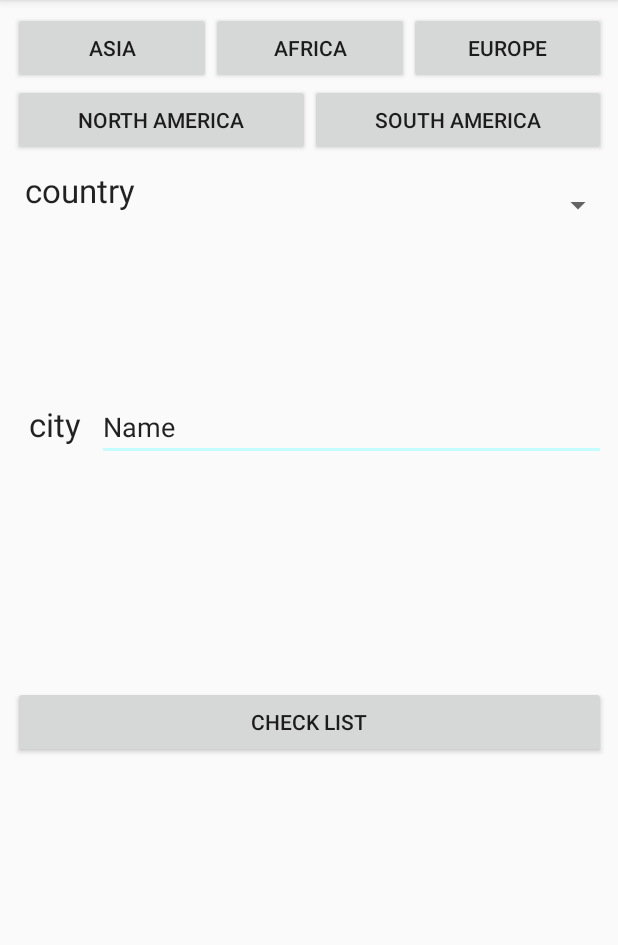
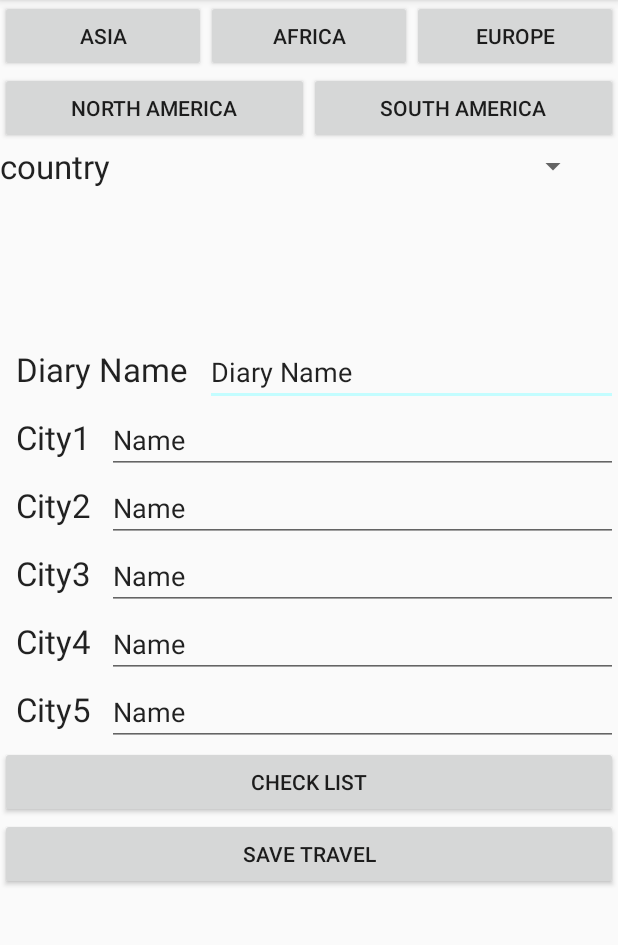
Before and after one commit to shethsukhada/Globetrotter-1, an Android app: the AddNewTravelActivity screen opened directly, with no data from a screen before it, on a phone screen of 412 x 824 dp, the part 84-1029 px from its top. Run offline under Robolectric (Android 15) with nearby library versions, the phone set to English and light mode, and no system bars; our stand-ins replace Firebase (no records; nobody signed in at launch, a user with empty details on screens opened directly).

Commit message:
synching up

```diff
--- a/app/src/main/java/com/example/globetrotter/AddNewTravelActivity.java
+++ b/app/src/main/java/com/example/globetrotter/AddNewTravelActivity.java
@@ -8,17 +8,21 @@ import android.os.Bundle;
 import android.view.View;
 import android.widget.AdapterView;
 import android.widget.ArrayAdapter;
+import android.widget.EditText;
 import android.widget.Spinner;
 import android.widget.Toast;
 
+import com.google.android.material.textfield.TextInputEditText;
 import com.google.firebase.FirebaseApp;
 import com.google.firebase.database.DatabaseReference;
 import com.google.firebase.database.FirebaseDatabase;
 
 public class AddNewTravelActivity extends AppCompatActivity implements View.OnClickListener {
 
-    FirebaseApp mApp;
+    FirebaseApp Globetrotter;
     FirebaseDatabase mDatabase;
+    EditText u_city;
+    String u_country;
 
     @Override
     protected void onCreate(Bundle savedInstanceState) {
@@ -31,7 +35,7 @@ public class AddNewTravelActivity extends AppCompatActivity implements View.OnCl
         findViewById(R.id.northAmerica).setOnClickListener(this);
         findViewById(R.id.southAmerica).setOnClickListener(this);
         findViewById(R.id.europe).setOnClickListener(this);
-
+        findViewById(R.id.saveTravel).setOnClickListener(this);
         addListenerOnSpinnerItemSelection();
 
     }
@@ -39,6 +43,16 @@ public class AddNewTravelActivity extends AppCompatActivity implements View.OnCl
     public void clickList(View view) {
         Intent intent = new Intent(this, checkListActivity.class);
         startActivity(intent);
+    }
+
+    public void saveTravel(){
+        u_country =  CustomOnItemSelectedListener.g_city;
+        u_city = findViewById(R.id.city1);
+        String city = u_city.getText().toString();
+        Toast.makeText(AddNewTravelActivity.this, u_country + city,
+                Toast.LENGTH_SHORT).show();
+
+
     }
 
     @Override
@@ -69,6 +83,10 @@ public class AddNewTravelActivity extends AppCompatActivity implements View.OnCl
             adapter = ArrayAdapter.createFromResource(this,
                     R.array.africa_array, android.R.layout.simple_spinner_item);
         }
+        else if (i == R.id.saveTravel) {
+            saveTravel();
+
+        }
 
         // Specify the layout to use when the list of choices appears
         adapter.setDropDownViewResource(android.R.layout.simple_spinner_dropdown_item);
--- a/app/src/main/java/com/example/globetrotter/CustomOnItemSelectedListener.java
+++ b/app/src/main/java/com/example/globetrotter/CustomOnItemSelectedListener.java
@@ -8,11 +8,12 @@ import android.widget.Toast;
 
 
 public class CustomOnItemSelectedListener implements OnItemSelectedListener {
-
+public static String g_city;
     public void onItemSelected(AdapterView<?> parent, View view, int pos,long id) {
-        Toast.makeText(parent.getContext(),
-                "OnItemSelectedListener : " + parent.getItemAtPosition(pos).toString(),
-                Toast.LENGTH_SHORT).show();
+        //Toast.makeText(parent.getContext(),
+        //        "OnItemSelectedListener : " + parent.getItemAtPosition(pos).toString(),
+         //       Toast.LENGTH_SHORT).show();
+        g_city =  parent.getItemAtPosition(pos).toString();
     }
 
     @Override
--- a/app/src/main/res/layout/activity_add_new_travel.xml
+++ b/app/src/main/res/layout/activity_add_new_travel.xml
@@ -6,16 +6,13 @@
     android:layout_height="match_parent"
     tools:context=".AddNewTravelActivity">
 
+
     <LinearLayout
-        android:layout_width="395dp"
-        android:layout_height="715dp"
-        android:layout_marginStart="8dp"
-        android:layout_marginTop="8dp"
-        android:layout_marginEnd="8dp"
-        android:orientation="vertical"
-        app:layout_constraintEnd_toEndOf="parent"
-        app:layout_constraintStart_toStartOf="parent"
-        app:layout_constraintTop_toTopOf="parent">
+        android:id="@+id/linearLayout"
+        android:layout_width="match_parent"
+        android:layout_height="match_parent"
+        android:orientation="vertical">
+
 
         <LinearLayout
             android:layout_width="match_parent"
@@ -26,28 +23,32 @@
                 android:id="@+id/asia"
                 android:layout_width="match_parent"
                 android:layout_height="wrap_content"
-                android:layout_weight="3"
                 android:layout_alignParentEnd="true"
                 android:layout_alignParentRight="true"
+                android:layout_weight="3"
                 android:text="@string/asai" />
+
             <Button
                 android:id="@+id/africa"
                 android:layout_width="match_parent"
-                android:layout_weight="3"
                 android:layout_height="wrap_content"
                 android:layout_alignParentEnd="true"
                 android:layout_alignParentRight="true"
+                android:layout_weight="3"
                 android:text="@string/africa" />
+
             <Button
                 android:id="@+id/europe"
                 android:layout_width="match_parent"
-                android:layout_weight="3"
                 android:layout_height="wrap_content"
                 android:layout_alignParentEnd="true"
                 android:layout_alignParentRight="true"
+                android:layout_weight="3"
                 android:text="@string/europe" />
         </LinearLayout>
+
         <LinearLayout
+            android:id="@+id/linearLayout3"
             android:layout_width="match_parent"
             android:layout_height="wrap_content"
             android:orientation="horizontal">
@@ -56,31 +57,25 @@
                 android:id="@+id/northAmerica"
                 android:layout_width="match_parent"
                 android:layout_height="wrap_content"
-                android:layout_weight="2"
                 android:layout_alignParentEnd="true"
                 android:layout_alignParentRight="true"
+                android:layout_weight="2"
                 android:text="@string/northAmeria" />
+
             <Button
                 android:id="@+id/southAmerica"
                 android:layout_width="match_parent"
                 android:layout_height="wrap_content"
-                android:layout_weight="2"
                 android:layout_alignParentEnd="true"
                 android:layout_alignParentRight="true"
+                android:layout_weight="2"
                 android:text="@string/southAmeria" />
         </LinearLayout>
 
-
         <LinearLayout
+            android:id="@+id/linearLayout2"
             android:layout_width="match_parent"
-            android:layout_height="50dp"
-            android:layout_marginStart="8dp"
-            android:layout_marginTop="8dp"
-            android:layout_marginEnd="8dp"
-            android:orientation="horizontal"
-            app:layout_constraintEnd_toEndOf="parent"
-            app:layout_constraintStart_toStartOf="parent"
-            app:layout_constraintTop_toTopOf="parent">
+            android:layout_height="wrap_content">
 
             <TextView
                 android:id="@+id/textView3"
@@ -95,11 +90,36 @@
                 android:layout_height="match_parent" />
         </LinearLayout>
 
+
         <FrameLayout
+            android:id="@+id/frameLayout"
             android:layout_width="match_parent"
             android:layout_height="100dp">
 
+
         </FrameLayout>
+        <LinearLayout
+            android:layout_width="match_parent"
+            android:layout_height="wrap_content"
+            android:orientation="horizontal">
+
+            <TextView
+                android:layout_width="wrap_content"
+                android:layout_height="wrap_content"
+                android:text="  Diary Name  "
+                android:textAppearance="@style/TextAppearance.AppCompat.Large" />
+
+            <EditText
+                android:id="@+id/diaryName"
+                android:layout_width="wrap_content"
+                android:layout_height="wrap_content"
+                android:layout_weight="1"
+                android:ems="10"
+                android:inputType="textPersonName"
+                android:text="Diary Name" />
+
+        </LinearLayout>
+
 
         <LinearLayout
             android:layout_width="match_parent"
@@ -109,11 +129,11 @@
             <TextView
                 android:layout_width="wrap_content"
                 android:layout_height="wrap_content"
-                android:text="  city  "
+                android:text="  City1  "
                 android:textAppearance="@style/TextAppearance.AppCompat.Large" />
 
             <EditText
-                android:id="@+id/editText3"
+                android:id="@+id/city1"
                 android:layout_width="wrap_content"
                 android:layout_height="wrap_content"
                 android:layout_weight="1"
@@ -123,18 +143,114 @@
 
         </LinearLayout>
 
-        <FrameLayout
+
+        <LinearLayout
             android:layout_width="match_parent"
-            android:layout_height="150dp">
+            android:layout_height="wrap_content"
+            android:orientation="horizontal">
 
-        </FrameLayout>
+            <TextView
+                android:layout_width="wrap_content"
+                android:layout_height="wrap_content"
+                android:text="  City2  "
+                android:textAppearance="@style/TextAppearance.AppCompat.Large" />
+
+            <EditText
+                android:id="@+id/city2"
+                android:layout_width="wrap_content"
+                android:layout_height="wrap_content"
+                android:layout_weight="1"
+                android:ems="10"
+                android:inputType="textPersonName"
+                android:text="Name" />
+        </LinearLayout>
+
+        <LinearLayout
+            android:layout_width="match_parent"
+            android:layout_height="wrap_content"
+            android:orientation="horizontal">
+
+            <TextView
+                android:layout_width="wrap_content"
+                android:layout_height="wrap_content"
+                android:text="  City3  "
+                android:textAppearance="@style/TextAppearance.AppCompat.Large" />
+
+            <EditText
+                android:id="@+id/city3"
+                android:layout_width="wrap_content"
+                android:layout_height="wrap_content"
+                android:layout_weight="1"
+                android:ems="10"
+                android:inputType="textPersonName"
+                android:text="Name" />
+
+        </LinearLayout>
+
+        <LinearLayout
+            android:layout_width="match_parent"
+            android:layout_height="wrap_content"
+            android:orientation="horizontal">
+
+            <TextView
+                android:layout_width="wrap_content"
+                android:layout_height="wrap_content"
+                android:text="  City4  "
+                android:textAppearance="@style/TextAppearance.AppCompat.Large" />
+
+            <EditText
+                android:id="@+id/city4"
+                android:layout_width="wrap_content"
+                android:layout_height="wrap_content"
+                android:layout_weight="1"
+                android:ems="10"
+                android:inputType="textPersonName"
+                android:text="Name" />
+        </LinearLayout>
+
+        <LinearLayout
+            android:layout_width="match_parent"
+            android:layout_height="wrap_content"
+            android:orientation="horizontal">
+
+            <TextView
+                android:layout_width="wrap_content"
+                android:layout_height="wrap_content"
+                android:text="  City5  "
+                android:textAppearance="@style/TextAppearance.AppCompat.Large" />
+
+            <EditText
+                android:id="@+id/city5"
+                android:layout_width="wrap_content"
+                android:layout_height="wrap_content"
+                android:layout_weight="1"
+                android:ems="10"
+                android:inputType="textPersonName"
+                android:text="Name" />
+        </LinearLayout>
+
+    <LinearLayout
+        android:id="@+id/linearLayout4"
+        android:layout_width="match_parent"
+        android:layout_height="wrap_content"
+        android:orientation="vertical">
 
         <Button
             android:id="@+id/checkList"
             android:layout_width="match_parent"
             android:layout_height="wrap_content"
             android:onClick="clickList"
-            android:text="check list" />
+            android:text="Check List" />
+
+        <Button
+            android:id="@+id/saveTravel"
+            android:layout_width="match_parent"
+            android:layout_height="wrap_content"
+            android:onClick="clickList"
+            android:text="Save Travel"/>
+
+    </LinearLayout>
+
 
     </LinearLayout>
 
```
